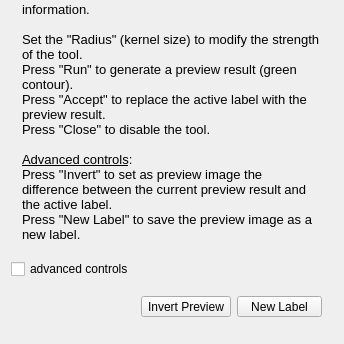
This is Modules/SegmentationUI/Qmitk/QmitkCloseTool3DGUIControls.ui in MITK/MITK as Qt 5 draws it before an edit; both pictures show x 0 to 344 and y 249 to 593 of the 344 by 593 pixel window. The edited form follows.
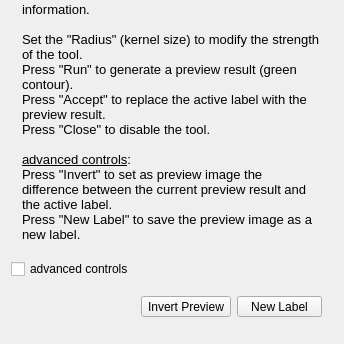
This is the edited form. Icons and pictures are not drawn.

Diff of the .ui file:
```diff
--- a/Modules/SegmentationUI/Qmitk/QmitkCloseTool3DGUIControls.ui
+++ b/Modules/SegmentationUI/Qmitk/QmitkCloseTool3DGUIControls.ui
@@ -276,7 +276,7 @@
 &lt;p style=&quot; margin-top:0px; margin-bottom:0px; margin-left:0px; margin-right:0px; -qt-block-indent:0; text-indent:0px;&quot;&gt;&lt;span style=&quot; font-family:'Sans'; font-size:10pt;&quot;&gt;Press &amp;quot;Accept&amp;quot; to replace the active label with the preview result.&lt;/span&gt;&lt;/p&gt;
 &lt;p style=&quot; margin-top:0px; margin-bottom:0px; margin-left:0px; margin-right:0px; -qt-block-indent:0; text-indent:0px;&quot;&gt;&lt;span style=&quot; font-family:'Sans'; font-size:10pt;&quot;&gt;Press &amp;quot;Close&amp;quot; to disable the tool.&lt;/span&gt;&lt;/p&gt;
 &lt;p style=&quot;-qt-paragraph-type:empty; margin-top:0px; margin-bottom:0px; margin-left:0px; margin-right:0px; -qt-block-indent:0; text-indent:0px; font-family:'Sans'; font-size:10pt;&quot;&gt;&lt;br /&gt;&lt;/p&gt;
-&lt;p style=&quot; margin-top:0px; margin-bottom:0px; margin-left:0px; margin-right:0px; -qt-block-indent:0; text-indent:0px;&quot;&gt;&lt;span style=&quot; font-family:'Sans'; font-size:10pt; text-decoration: underline;&quot;&gt;Advanced controls&lt;/span&gt;&lt;span style=&quot; font-family:'Sans'; font-size:10pt;&quot;&gt;:&lt;/span&gt;&lt;/p&gt;
+&lt;p style=&quot; margin-top:0px; margin-bottom:0px; margin-left:0px; margin-right:0px; -qt-block-indent:0; text-indent:0px;&quot;&gt;&lt;span style=&quot; font-family:'Sans'; font-size:10pt; text-decoration: underline;&quot;&gt;advanced controls&lt;/span&gt;&lt;span style=&quot; font-family:'Sans'; font-size:10pt;&quot;&gt;:&lt;/span&gt;&lt;/p&gt;
 &lt;p style=&quot; margin-top:0px; margin-bottom:0px; margin-left:0px; margin-right:0px; -qt-block-indent:0; text-indent:0px;&quot;&gt;&lt;span style=&quot; font-family:'Sans'; font-size:10pt;&quot;&gt;Press &amp;quot;Invert&amp;quot; to set as preview image the difference between the current preview result and the active label.&lt;/span&gt;&lt;/p&gt;
 &lt;p style=&quot; margin-top:0px; margin-bottom:0px; margin-left:0px; margin-right:0px; -qt-block-indent:0; text-indent:0px;&quot;&gt;&lt;span style=&quot; font-family:'Sans'; font-size:10pt;&quot;&gt;Press &amp;quot;New Label&amp;quot; to save the preview image as a new label.&lt;/span&gt;&lt;/p&gt;&lt;/body&gt;&lt;/html&gt;</string>
         </property>
```
